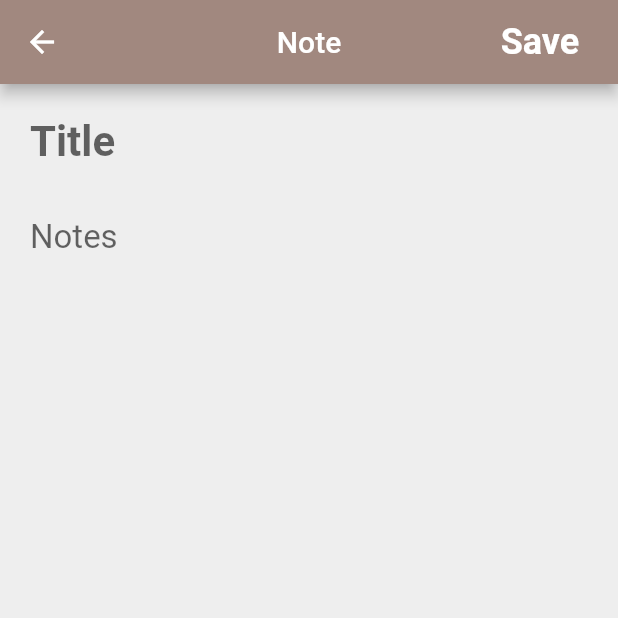
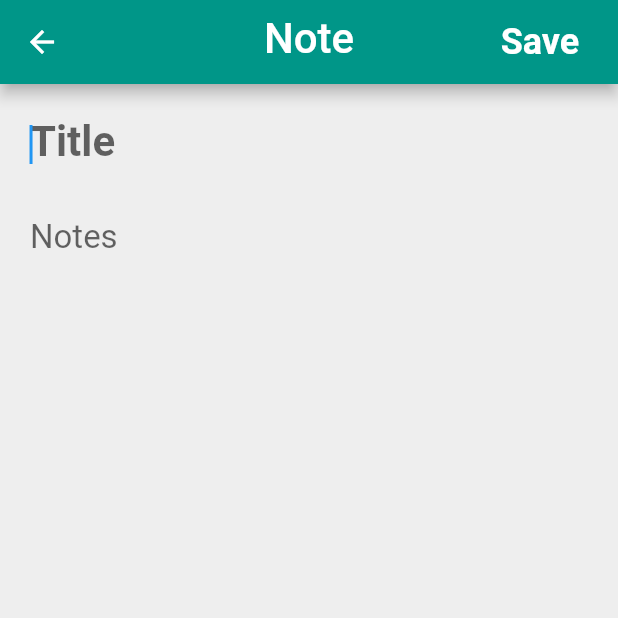
Before and after one commit to emmanuelyolou/note, a Flutter app: the AddNote screen opened directly with empty values, on a phone screen of 412 x 824 dp, the top half of it. Run offline on Flutter 3.47's test engine with Material 2 defaults, Android fonts, the phone set to English and light mode, and no system bars; our stand-ins replace flutter_slidable, flutter_spinkit, sqflite; accounts and stored records are empty.

Commit message:
optimisation gradle properties et appbar couleur verte teal

```diff
--- a/lib/view/add_note.dart
+++ b/lib/view/add_note.dart
@@ -43,8 +43,11 @@ class _AddNoteState extends State<AddNote> {
       backgroundColor: Colors.grey[200],
 
       appBar: AppBar(
-        backgroundColor: Colors.brown[300],
-        title: Text('Note'),
+        backgroundColor: Colors.teal,
+        title: Padding(
+          padding: const EdgeInsets.fromLTRB(0, 0, 0, 5),
+          child: Text('Note', style: TextStyle(fontSize: 28),),
+        ),
           centerTitle: true,
           actions: <Widget>[
             Container(
@@ -83,6 +86,7 @@ class _AddNoteState extends State<AddNote> {
         child: Column(
           children: <Widget>[
             TextField(
+              autofocus: true,
               style: TextStyle(fontSize: 22, color: Colors.grey[800]),
               controller: _titleController,
               decoration: InputDecoration(
```
Also changed, not shown: lib/view/home.dart (+8 -4 lines), 2 other files.
